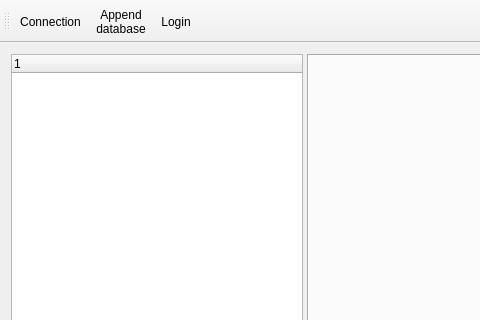
First picture: the form in FrontDesk/c5mainwindow.ui, repository End1-1/Cafe5, before the edit; both pictures show x 0 to 480 and y 0 to 320 of the 1018 by 690 pixel window.
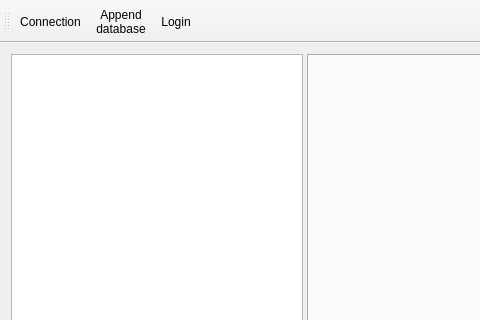
Second picture: the form after the edit. Icons and pictures are not drawn.

What changed in the file:
```diff
--- a/FrontDesk/c5mainwindow.ui
+++ b/FrontDesk/c5mainwindow.ui
@@ -30,6 +30,18 @@
          <height>16777215</height>
         </size>
        </property>
+       <property name="focusPolicy">
+        <enum>Qt::ClickFocus</enum>
+       </property>
+       <property name="editTriggers">
+        <set>QAbstractItemView::NoEditTriggers</set>
+       </property>
+       <property name="wordWrap">
+        <bool>true</bool>
+       </property>
+       <attribute name="headerVisible">
+        <bool>false</bool>
+       </attribute>
        <column>
         <property name="text">
          <string/>
```
